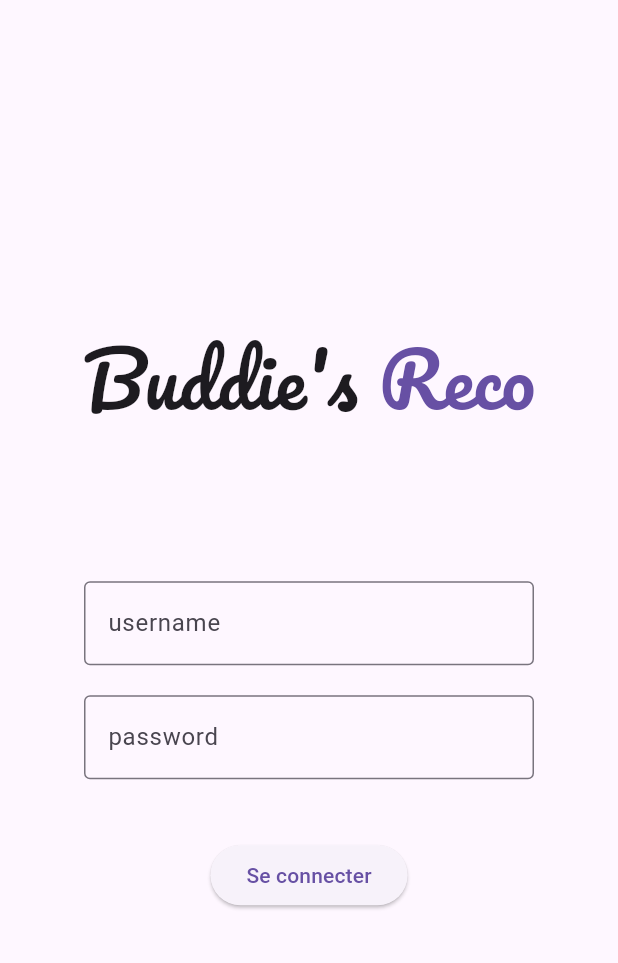
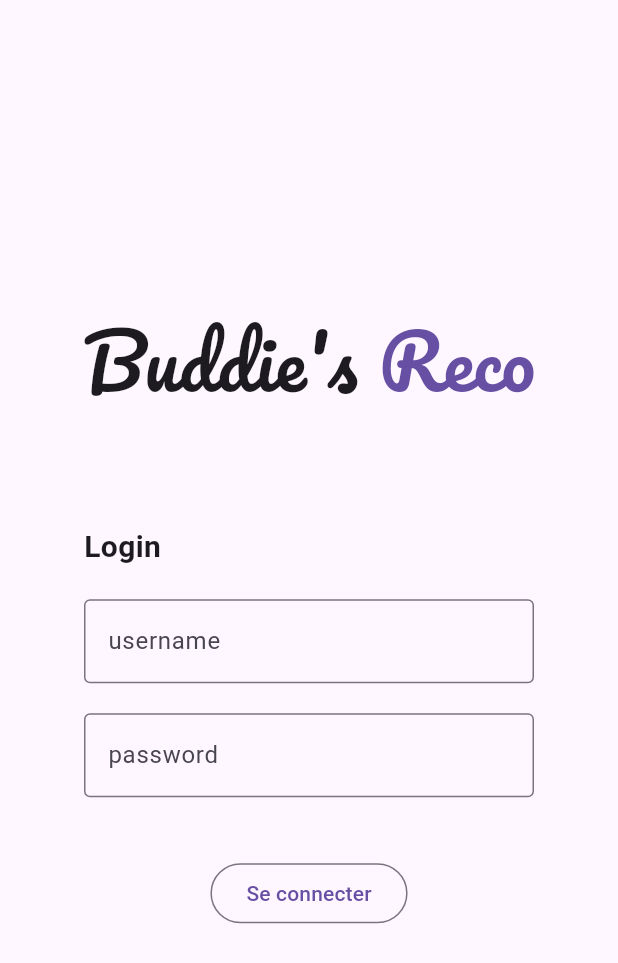
Before and after one commit to mreplenier/buddies-reco, a Flutter app: the screen it shows after launch, on a phone screen of 412 x 824 dp. Shown: the top 963 px of the screen. Run offline on Flutter 3.47's test engine with Material 3 defaults, Android fonts, the phone set to English and light mode, and no system bars; our stand-ins replace flutter_rating_bar, google_fonts, webview_flutter.

Commit message:
Adapt login page layout

```diff
--- a/lib/login_page.dart
+++ b/lib/login_page.dart
@@ -14,7 +14,7 @@ class LoginPage extends StatelessWidget {
           mainAxisAlignment: MainAxisAlignment.center,
           children: [
             LoginTitle(),
-            SizedBox(height: 100),
+            const SizedBox(height: 75),
             LoginForm()
           ]
         )
@@ -39,8 +39,7 @@ class LoginTitle extends StatelessWidget {
           "Buddie's ",
           style: GoogleFonts.pacifico(fontSize: _fontSize),
         ),
-        Text(
-          "Reco",
+        Text("Reco",
           style: GoogleFonts.pacifico(fontSize: _fontSize, color: Theme.of(context).primaryColor),
         ),
       ],
@@ -93,6 +92,17 @@ class _LoginFormState extends State<LoginForm> {
         child: Column(
           mainAxisAlignment: MainAxisAlignment.center,
           children: [
+            Align(
+              alignment: AlignmentGeometry.centerStart,
+              child: Text(
+                "Login",
+                style: TextStyle(
+                  fontSize: 20,
+                  fontWeight: FontWeight.w600
+                )
+              ),
+            ),
+            const SizedBox(height: 20),
             TextFormField(
               controller: _usernameController,
               validator: (value) {
@@ -105,6 +115,7 @@ class _LoginFormState extends State<LoginForm> {
                 label: Text("username"),
                 border: OutlineInputBorder()
               ),
+              textInputAction: TextInputAction.next
             ),
             const SizedBox(height: 20),
             TextFormField(
@@ -119,10 +130,11 @@ class _LoginFormState extends State<LoginForm> {
                 label: Text("password"),
                 border: OutlineInputBorder()
               ),
-              obscureText: true
+              obscureText: true,
+              textInputAction: TextInputAction.done
             ),
             const SizedBox(height: 40),
-            ElevatedButton(
+            OutlinedButton(
               onPressed: _testLogin,
               child: const Text("Se connecter")
             )
```
Also changed, not shown: 3 other files.
